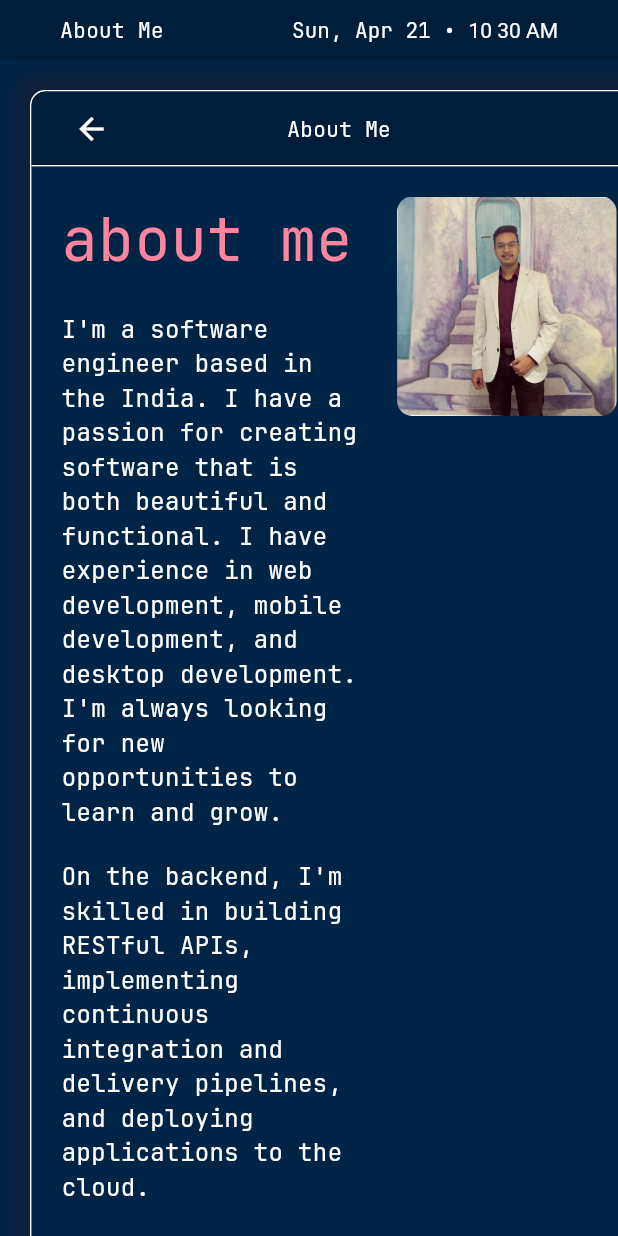
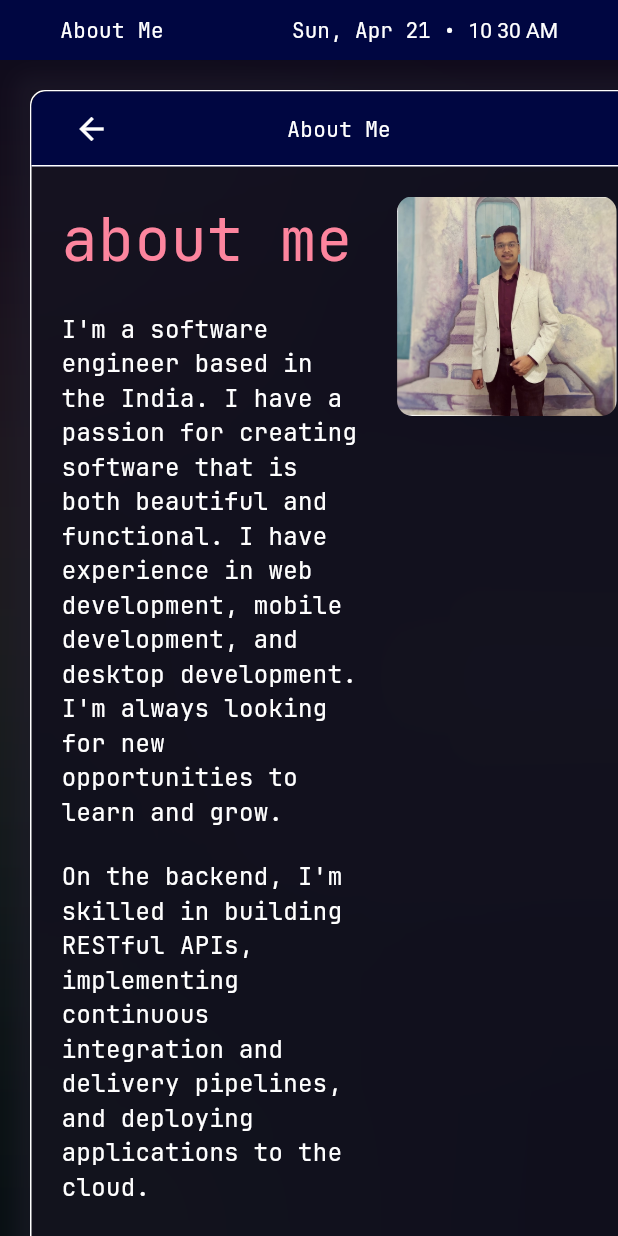
Before and after one commit to Dusk-afk/portfolio-source, a Flutter app: the screen it shows after launch, after a tap on "About Me", on a phone screen of 412 x 824 dp. Run offline on Flutter 3.47's test engine with Material 3 defaults, Android fonts, the light colour scheme and no system bars; drawn by our look-alikes of blur; our stand-ins replace bloc, date_format, equatable, flutter_bloc, flutter_svg, video_player; network calls fail.

Commit message:
fixed background

```diff
--- a/lib/data/colors.dart
+++ b/lib/data/colors.dart
@@ -8,7 +8,7 @@ class TColors {
   static const Color secondary = Color(0xFF03DAC6);
   static const Color secondaryVariant = Color(0xFF018786);
 
-  static const Color primaryDark = Color.fromARGB(255, 0, 30, 58);
+  static const Color primaryDark = Color.fromARGB(255, 0, 6, 65);
   static const Color primaryDarker = Color(0xFF001427);
 
   static const Color pink = Color(0xFFfd859e);
--- /dev/null
+++ b/lib/presentation/background/background.dart
@@ -0,0 +1,85 @@
+import 'dart:ui';
+
+import 'package:blur/blur.dart';
+import 'package:flutter/material.dart';
+import 'package:portfolio/data/colors.dart';
+
+class Background extends StatelessWidget {
+  Background({super.key})
+      : circles = [
+          Positioned(
+            top: 100,
+            bottom: 100,
+            right: 0,
+            child: _Circle(size: 600, color: TColors.white.withOpacity(0.1)),
+          ),
+          Positioned(
+            top: -100,
+            left: -100,
+            child: _Circle(size: 600, color: TColors.pink.withOpacity(0.15)),
+          ),
+          Positioned(
+            bottom: -100,
+            left: -100,
+            child: _Circle(size: 600, color: TColors.green.withOpacity(0.15)),
+          ),
+        ];
+
+  Background.window({super.key})
+      : circles = [
+          Positioned(
+            top: 100,
+            bottom: 100,
+            right: 0,
+            child: _Circle(size: 300, color: TColors.white.withOpacity(0.05)),
+          ),
+          Positioned(
+            top: -100,
+            left: -100,
+            child: _Circle(size: 300, color: TColors.pink.withOpacity(0.1)),
+          ),
+          Positioned(
+            bottom: -100,
+            left: -100,
+            child: _Circle(size: 300, color: TColors.green.withOpacity(0.1)),
+          ),
+        ];
+
+  final List<Widget> circles;
+
+  @override
+  Widget build(BuildContext context) {
+    return Blur(
+      blur: 100,
+      blurColor: Colors.transparent,
+      child: Stack(
+        children: [
+          Positioned.fill(
+            child: Container(
+              color: const Color.fromARGB(255, 0, 1, 24),
+            ),
+          ),
+          ...circles,
+        ],
+      ),
+    );
+  }
+}
+
+class _Circle extends StatelessWidget {
+  final double size;
+  final Color color;
+  const _Circle({super.key, required this.size, required this.color});
+
+  @override
+  Widget build(BuildContext context) {
+    return Container(
+      width: size,
+      height: size,
+      decoration: BoxDecoration(
+        shape: BoxShape.circle,
+        color: color,
+      ),
+    );
+  }
+}
--- a/lib/presentation/desktop/desktop.dart
+++ b/lib/presentation/desktop/desktop.dart
@@ -1,9 +1,12 @@
+import 'dart:ui';
+
 import 'package:flutter/material.dart';
 import 'package:flutter_bloc/flutter_bloc.dart';
 import 'package:flutter_svg/svg.dart';
 import 'package:portfolio/bloc/window/window_bloc.dart';
 import 'package:portfolio/data/colors.dart';
 import 'package:portfolio/models/window/window.dart';
+import 'package:portfolio/presentation/background/background.dart';
 import 'package:portfolio/presentation/pages/about_me.dart/about_me.dart';
 import 'package:portfolio/presentation/pages/contact/contact.dart';
 import 'package:portfolio/presentation/pages/experience/experience.dart';
@@ -11,16 +14,32 @@ import 'package:portfolio/presentation/pages/projects/projects.dart';
 import 'package:portfolio/provider/screen_provider.dart';
 import 'package:url_launcher/url_launcher.dart';
 
-int i = 0;
+class _Circle extends StatelessWidget {
+  final double size;
+  const _Circle({super.key, required this.size});
+
+  @override
+  Widget build(BuildContext context) {
+    return Container(
+      width: size,
+      height: size,
+      decoration: BoxDecoration(
+        shape: BoxShape.circle,
+        color: TColors.white.withOpacity(0.2),
+      ),
+    );
+  }
+}
 
 class Desktop extends StatelessWidget {
   const Desktop({super.key});
 
   @override
   Widget build(BuildContext context) {
-    return Container(
-      color: TColors.primary,
-      child: ListView(
+    return Stack(
+      children: [
+        Background(),
+        ListView(
           children: [
             Row(
               children: [
@@ -216,6 +235,7 @@ class Desktop extends StatelessWidget {
             ),
           ],
         ),
+      ],
     );
   }
 }
--- a/lib/presentation/window/window_widget.dart
+++ b/lib/presentation/window/window_widget.dart
@@ -4,6 +4,7 @@ import 'package:portfolio/bloc/window/window_bloc.dart';
 import 'package:portfolio/data/colors.dart';
 import 'package:portfolio/data/constants.dart';
 import 'package:portfolio/models/window/window.dart';
+import 'package:portfolio/presentation/background/background.dart';
 import 'package:portfolio/provider/screen_provider.dart';
 
 double titleBarHeight = 30;
@@ -28,12 +29,15 @@ class _WindowWidgetState extends State<WindowWidget> {
       },
       child: Stack(
         children: [
+          Positioned.fill(
+            child: Background.window(),
+          ),
           Container(
             width: isMobile
                 ? MediaQuery.of(context).size.width
                 : widget.window.size.width,
             decoration: BoxDecoration(
-              color: TColors.primary,
+              // color: TColors.primary,
               border: Border.all(
                 color: Colors.white,
               ),
@@ -63,7 +67,7 @@ class _WindowWidgetState extends State<WindowWidget> {
                                 2
                             : widget.window.size.height) -
                         titleBarHeight,
-                    color: TColors.primary,
+                    // color: TColors.primary,
                     child: SingleChildScrollView(child: widget.window.child),
                   ),
                 ),
--- a/pubspec.yaml
+++ b/pubspec.yaml
@@ -8,6 +8,7 @@ environment:
 
 dependencies:
   bloc: ^8.1.4
+  blur: ^3.1.0
   date_format: ^2.0.7
   equatable: ^2.0.5
   flutter:
```
Also changed, not shown: pubspec.lock. Lines whose indentation alone changed are shown as unchanged.
